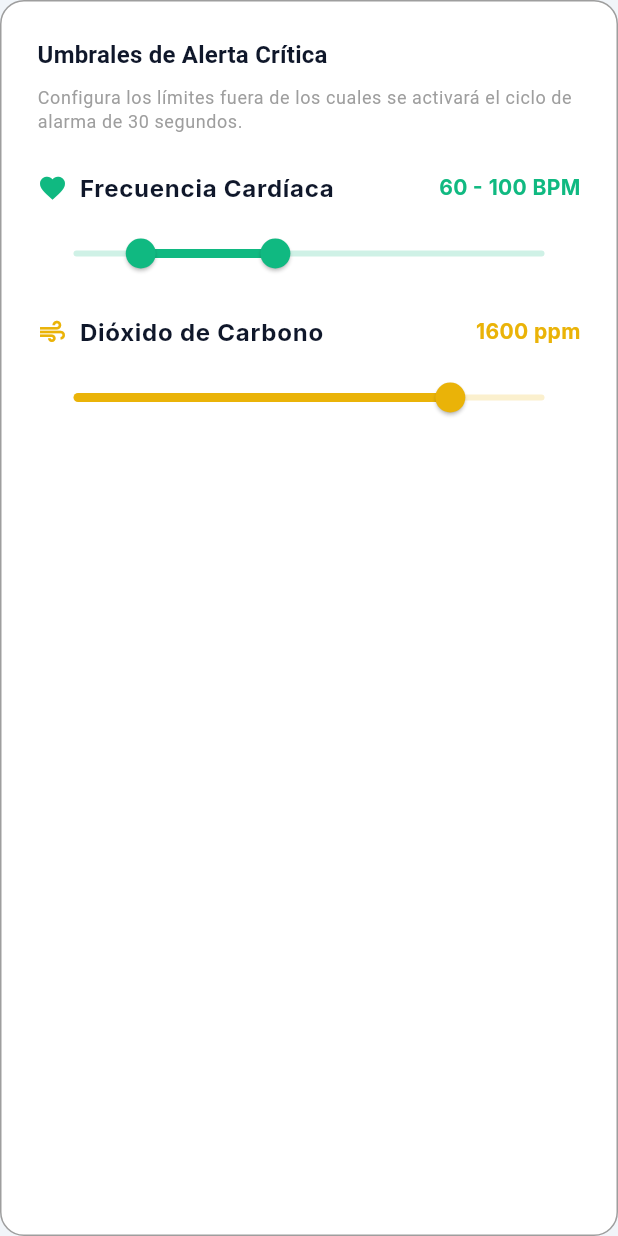
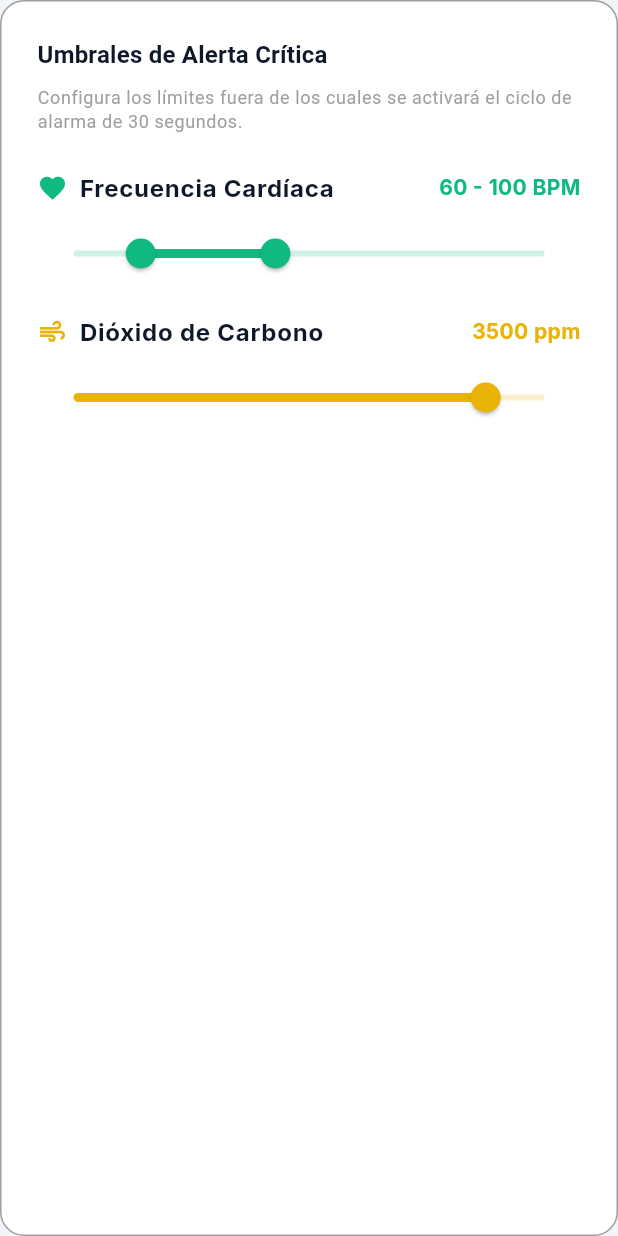
Before and after one commit to majo-fflores/monitor-de-signos-vitales-para-fines-didacticos, a Flutter app: the BiometricThresholdsCard widget shown alone on an empty page, opened directly with empty values, on a phone screen of 412 x 824 dp. Run offline on Flutter 3.47's test engine with Material 3 defaults, Android fonts, the phone set to English and light mode, and no system bars; our stand-ins replace audioplayers, fl_chart, flutter_riverpod, flutter_svg, gap, go_router and 6 more; accounts and stored records are empty; generated files the repository leaves out were written again; network calls fail.

Commit message:
refactor: :recycle: extender valor alarma co2

```diff
--- a/app/lib/core/models/measurement_record.dart
+++ b/app/lib/core/models/measurement_record.dart
@@ -127,7 +127,7 @@ class MeasurementRecord {
 
     final thresholdBpmMin = bpmMin ?? 60;
     final thresholdBpmMax = bpmMax ?? 100;
-    final thresholdCo2Max = co2Max ?? 1600;
+    final thresholdCo2Max = co2Max ?? 3500;
 
     int alertas = 0;
     for (var val in bpmValues) {
--- a/app/lib/features/settings/widgets/biometric_thresholds_card.dart
+++ b/app/lib/features/settings/widgets/biometric_thresholds_card.dart
@@ -66,7 +66,7 @@ class BiometricThresholdsCard extends ConsumerWidget {
             icon: Icons.air,
             accentColor: SensorColors.co2Yellow,
             min: 0.0,
-            max: 2000.0,
+            max: 4000.0,
             initialValue: thresholds.co2Max.toDouble(),
             onChanged: (val) {
               ref
--- a/app/lib/shared/providers/alarm_state.dart
+++ b/app/lib/shared/providers/alarm_state.dart
@@ -21,7 +21,7 @@ class AlertThresholds {
   });
 
   factory AlertThresholds.defecto() {
-    return const AlertThresholds(bpmMin: 60, bpmMax: 100, co2Max: 1600);
+    return const AlertThresholds(bpmMin: 60, bpmMax: 100, co2Max: 3500);
   }
 
   AlertThresholds copiarCon({int? bpmMin, int? bpmMax, int? co2Max}) {
@@ -148,7 +148,7 @@ class AlarmNotifier extends _$AlarmNotifier {
       _prefs = await SharedPreferences.getInstance();
       final bpmMin = _prefs?.getInt('umbral_fc_min') ?? 60;
       final bpmMax = _prefs?.getInt('umbral_fc_max') ?? 100;
-      final co2Max = _prefs?.getInt('umbral_co2_max') ?? 1600;
+      final co2Max = _prefs?.getInt('umbral_co2_max') ?? 3500;
       final isEnabled = _prefs?.getBool('alarma_habilitada') ?? true;
       final isSoundEnabled =
           _prefs?.getBool('alarma_sonido_habilitado') ?? true;
```
Also changed, not shown: 2 other files.
